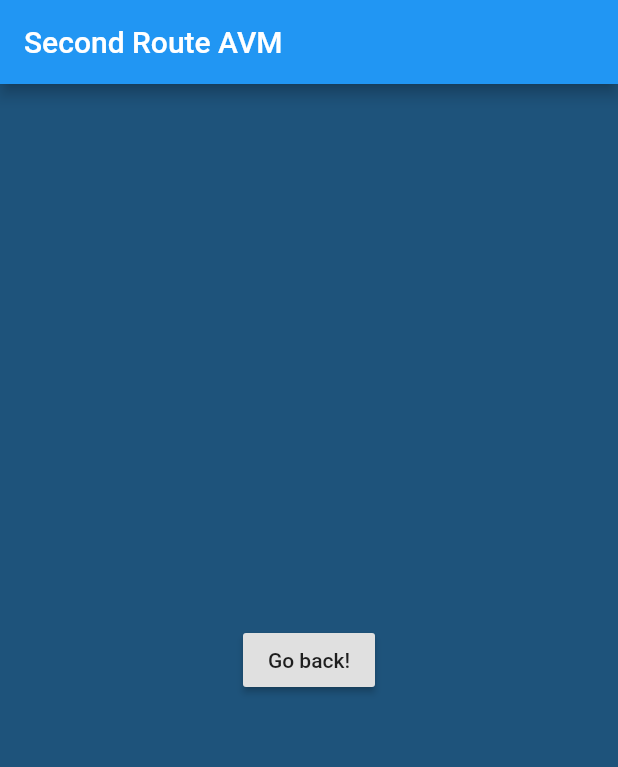
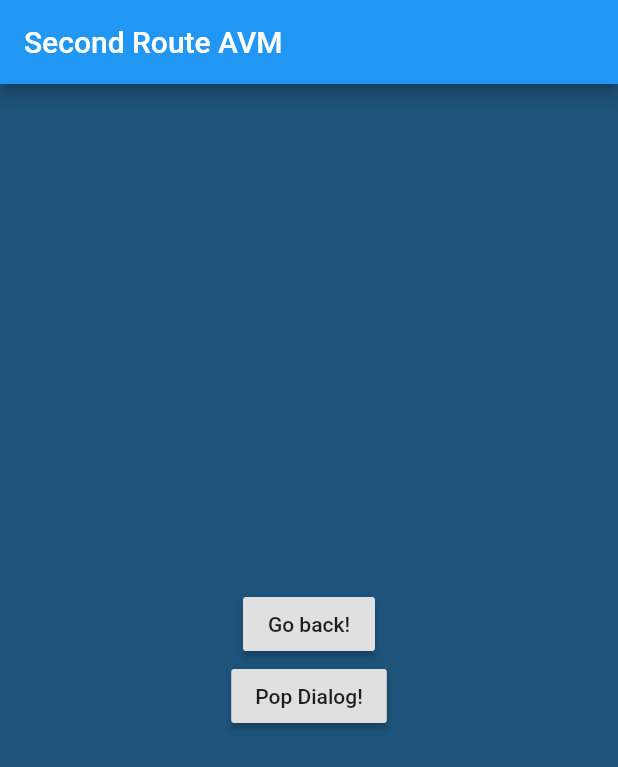
Before and after one commit to CurtesMalteser/AVMapp, a Flutter app: the SecondPage screen opened directly, on a phone screen of 412 x 824 dp. Shown: the top 767 px of the screen. Run offline on Flutter 3.47's test engine with Material 2 defaults, Android fonts, the light colour scheme and no system bars; network calls fail.

Commit message:
added dialog

```diff
--- a/lib/secondscreen.dart
+++ b/lib/secondscreen.dart
@@ -18,6 +18,7 @@ class SecondRoute extends StatelessWidget {
         // or simply save your changes to "hot reload" in a Flutter IDE).
         // Notice that the counter didn't reset back to zero; the application
         // is not restarted.
+        //primarySwatch: Colors.blue,
         primarySwatch: Colors.blue,
       ),
       home: SecondPage(title: 'AVM Home Page'),
@@ -43,7 +44,10 @@ class _SecondPageState extends State<SecondPage> {
         title: Text("Second Route AVM"),
       ),
       body: Center(
-        child: RaisedButton(
+        child: Column(
+          mainAxisAlignment: MainAxisAlignment.center,
+          children: <Widget>[
+            RaisedButton(
               onPressed: () {
                 Navigator.push(
                   context,
@@ -52,7 +56,44 @@ class _SecondPageState extends State<SecondPage> {
               },
               child: Text('Go back!'),
             ),
+            RaisedButton(
+              onPressed: () {
+                _showDialog(context);
+              },
+              child: Text('Pop Dialog!'),
+            ),
+          ],
+        ),
       ),
     );
   }
 }
+
+// user defined function
+void _showDialog(BuildContext context) {
+  // flutter defined function
+  showDialog(
+    context: context,
+    builder: (BuildContext context) {
+      // return object of type Dialog
+      return AlertDialog(
+        title: Text("Alert Dialog title"),
+        content: Text("Alert Dialog body"),
+        actions: <Widget>[
+          FlatButton(
+            child: Text("More Info"),
+            onPressed: () {
+              Navigator.of(context).pop();
+            },
+          ),
+          FlatButton(
+            child: Text("Got it"),
+            onPressed: () {
+              Navigator.of(context).pop();
+            },
+          ),
+        ],
+      );
+    },
+  );
+}
```
Lines whose indentation alone changed are shown as unchanged.
